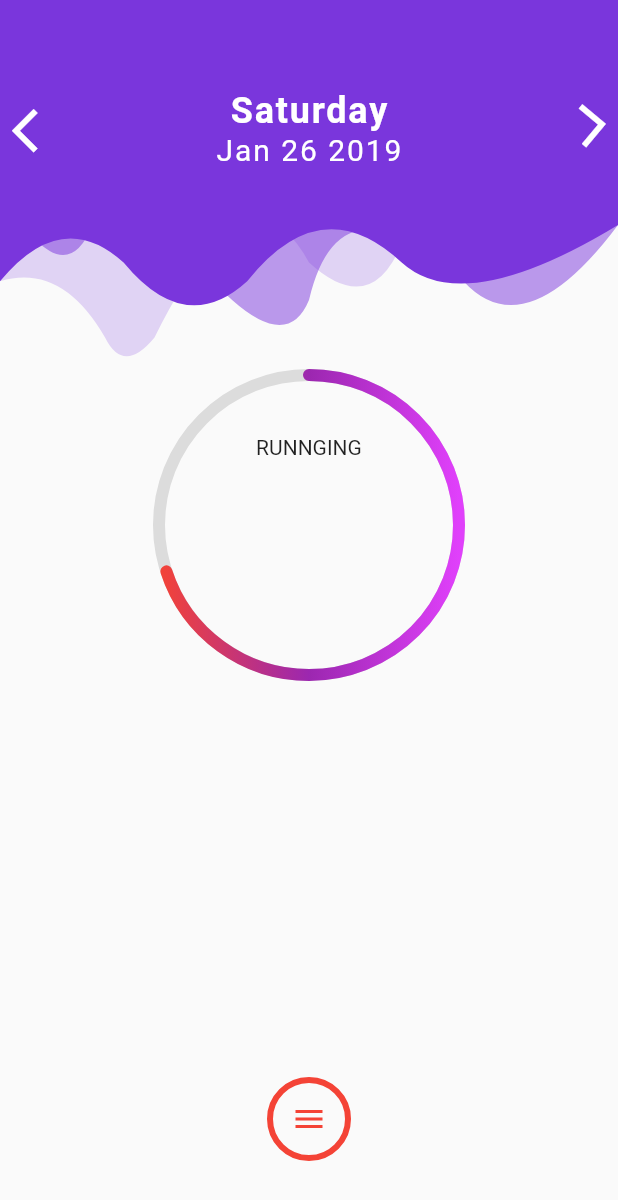
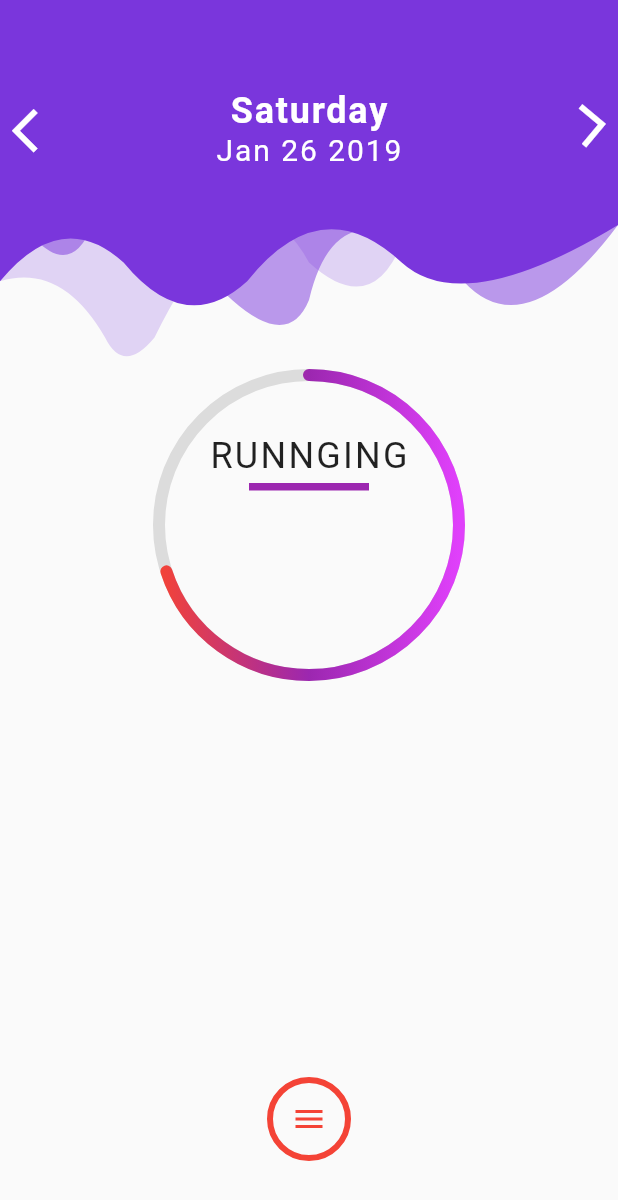
Before and after one commit to JAICHANGPARK/flutter_fitness_dummy, a Flutter app: the screen it shows after launch, on a phone screen of 412 x 824 dp. Shown: the top 1200 px of the screen. Run offline on Flutter 3.47's test engine with Material 2 defaults, Android fonts, the phone set to English and light mode, and no system bars.

Commit message:
Update radial_progress.dart

```diff
--- a/lib/appwidget/radial_progress.dart
+++ b/lib/appwidget/radial_progress.dart
@@ -49,14 +49,26 @@ class _RadialProgressState extends State<RadialProgress>
         width: 200.0,
         padding: EdgeInsets.symmetric(vertical: 40.0),
         child: AnimatedOpacity(
-            opacity: progressDegrees > 30 ? 1.0 : 0.0,
-            duration: Duration(milliseconds: 500),
+          opacity: progressDegrees > 30 ? 1.0 : 0.0,
+          duration: Duration(milliseconds: 500),
           child: Column(
             children: <Widget>[
-              Text("RUNNGING")
+              Text(
+                "RUNNGING",
+                style: TextStyle(fontSize: 24.0, letterSpacing: 1.5),
+              ),
+              SizedBox(
+                height: 4.0,
+              ),
+              Container(
+                height: 5.0,
+                width: 80.0,
+                decoration: BoxDecoration(
+                  color: Colors.purple,
+                ),
+              )
             ],
           ),
-
         ),
       ),
       painter: RadialPainter(progressDegrees),
```
